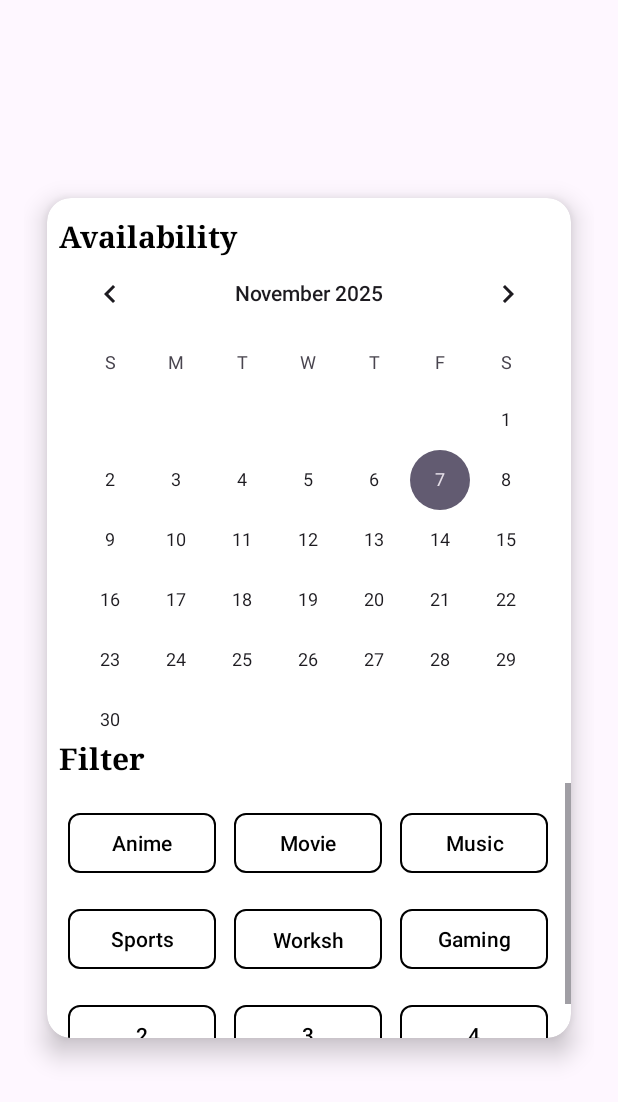
After one commit to CMPUT301F25stable/stable-core, an Android app: the FilterActivity screen opened directly, with no data from a screen before it, on a phone screen of 412 x 824 dp. The commit adds this screen. Shown: the top 1102 px of the screen. Run offline under Robolectric (Android 15) with nearby library versions, the phone set to English and light mode, and no system bars; our stand-ins replace FlexboxLayout.

Commit message:
halfway through implementing filter

```diff
--- a/code/app/build.gradle.kts
+++ b/code/app/build.gradle.kts
@@ -62,4 +62,5 @@ dependencies {
     androidTestImplementation("androidx.test.espresso:espresso-core:3.5.1")
     androidTestImplementation("androidx.test.espresso:espresso-intents:3.5.1")
     androidTestImplementation("androidx.test:runner:1.5.2")
+    implementation("com.google.android.flexbox:flexbox:3.0.0")
 }
--- a/code/app/src/main/AndroidManifest.xml
+++ b/code/app/src/main/AndroidManifest.xml
@@ -40,6 +40,9 @@
         <activity android:name=".view.EventJoinAndLeave"
             android:exported="false" />
         <activity
+            android:name=".view.FilterActivity"
+            android:exported="false" />
+        <activity
             android:name=".view.SplashScreen"
             android:exported="true">
             <intent-filter>
--- a/code/app/src/main/java/com/example/eventlottery/view/EventJoinAndLeave.java
+++ b/code/app/src/main/java/com/example/eventlottery/view/EventJoinAndLeave.java
@@ -42,7 +42,6 @@ public class EventJoinAndLeave extends AppCompatActivity {
         setContentView(R.layout.event_join_leave_page);
 
         ImageView image = findViewById(R.id.imageView);
-        ImageView background = findViewById(R.id.backgroundImage);
         TextView title = findViewById(R.id.eventTitle);
         TextView subtitle = findViewById(R.id.eventSubtitle);
         TextView desc = findViewById(R.id.eventDescription);
@@ -87,7 +86,6 @@ public class EventJoinAndLeave extends AppCompatActivity {
         getWaitListSize(eventId, details);
 
         Glide.with(this).load(imageURL).placeholder(R.drawable.placeholder).into(image);
-        Glide.with(this).load(imageURL).placeholder(R.drawable.placeholder).into(background);
 
         homeButton.setOnClickListener(v -> startActivity(new Intent(this, MainActivity.class)));
 
--- /dev/null
+++ b/code/app/src/main/java/com/example/eventlottery/view/FilterActivity.java
@@ -0,0 +1,90 @@
+package com.example.eventlottery.view;
+
+import android.content.res.ColorStateList;
+import android.os.Bundle;
+import androidx.appcompat.app.AppCompatActivity;
+import androidx.core.content.ContextCompat;
+import com.example.eventlottery.R;
+import com.google.android.flexbox.FlexboxLayout;
+import com.google.android.material.button.MaterialButton;
+import java.util.Arrays;
+import java.util.List;
+
+public class FilterActivity extends AppCompatActivity {
+
+    @Override
+    protected void onCreate(Bundle savedInstanceState) {
+        super.onCreate(savedInstanceState);
+        setContentView(R.layout.fragment_event_filter);
+
+        FlexboxLayout filterContainer = findViewById(R.id.filterContainer);
+
+        List<String> tags = Arrays.asList("Anime", "Movie", "Music", "Sports", "Workshop", "Gaming", "2", "3", "4", "5", "6");
+
+        filterContainer.post(() -> {
+
+            final int numberOfColumns = 3;
+            int buttonSideMargin = dp(6);
+            int containerHorizontalPadding = filterContainer.getPaddingLeft() + filterContainer.getPaddingRight();
+            int totalButtonMargins = buttonSideMargin * 2 * numberOfColumns;
+            int totalContainerWidth = filterContainer.getWidth();
+            int buttonWidth = (totalContainerWidth - containerHorizontalPadding - totalButtonMargins) / numberOfColumns;
+
+            for (String tag : tags) {
+                MaterialButton button = new MaterialButton(this);
+                button.setText(tag);
+                button.setAllCaps(false);
+
+                button.setTextColor(ContextCompat.getColor(this, R.color.black ));
+
+                button.setBackgroundTintList(ColorStateList.valueOf(
+                        ContextCompat.getColor(this, R.color.white)
+                ));
+                button.setStrokeColor(ColorStateList.valueOf(
+                        ContextCompat.getColor(this, R.color.black)
+                ));
+                button.setStrokeWidth(2);
+                button.setCornerRadius(12);
+
+
+                button.setMinWidth(0);
+                button.setMinimumWidth(0);
+                button.setMaxLines(1);
+
+                FlexboxLayout.LayoutParams layoutParams = new FlexboxLayout.LayoutParams(
+                        buttonWidth,
+                        FlexboxLayout.LayoutParams.WRAP_CONTENT
+                );
+
+                layoutParams.setMargins(
+                        buttonSideMargin,
+                        dp(8),
+                        buttonSideMargin,
+                        dp(8)
+                );
+
+                button.setLayoutParams(layoutParams);
+
+                button.setOnClickListener(v -> {
+                    boolean sel = !button.isSelected();
+                    button.setSelected(sel);
+                    if (sel) {
+                        button.setBackgroundTintList(ColorStateList.valueOf(
+                                ContextCompat.getColor(this, R.color.Grey)
+                        ));
+                    } else {
+                        button.setBackgroundTintList(ColorStateList.valueOf(
+                                ContextCompat.getColor(this, R.color.white)
+                        ));
+                    }
+                });
+
+                filterContainer.addView(button);
+            }
+        });
+    }
+
+    private int dp(int v) {
+        return Math.round(getResources().getDisplayMetrics().density * v);
+    }
+}
--- /dev/null
+++ b/code/app/src/main/res/drawable/filter_outline.xml
@@ -0,0 +1,5 @@
+<vector xmlns:android="http://schemas.android.com/apk/res/android" android:height="36dp" android:viewportHeight="24" android:viewportWidth="24" android:width="36dp">
+
+    <path android:fillColor="#FF000000" android:pathData="M15,19.88C15.04,20.18 14.94,20.5 14.71,20.71C14.32,21.1 13.69,21.1 13.3,20.71L9.29,16.7C9.06,16.47 8.96,16.16 9,15.87V10.75L4.21,4.62C3.87,4.19 3.95,3.56 4.38,3.22C4.57,3.08 4.78,3 5,3V3H19V3C19.22,3 19.43,3.08 19.62,3.22C20.05,3.56 20.13,4.19 19.79,4.62L15,10.75V19.88M7.04,5L11,10.06V15.58L13,17.58V10.05L16.96,5H7.04Z"/>
+
+</vector>
--- /dev/null
+++ b/code/app/src/main/res/layout/fragment_event_filter.xml
@@ -0,0 +1,75 @@
+<?xml version="1.0" encoding="utf-8"?>
+<androidx.constraintlayout.widget.ConstraintLayout xmlns:android="http://schemas.android.com/apk/res/android"
+    xmlns:app="http://schemas.android.com/apk/res-auto"
+    android:layout_width="match_parent"
+    android:layout_height="match_parent">
+
+    <LinearLayout
+        android:layout_width="match_parent"
+        android:layout_height="match_parent"
+        android:orientation="vertical"
+        android:gravity="center"
+        android:padding="16dp">
+
+        <androidx.cardview.widget.CardView
+            android:layout_width="match_parent"
+            android:layout_height="600dp"
+            app:cardCornerRadius="16dp"
+            app:cardElevation="10dp"
+            app:cardUseCompatPadding="true"
+            app:cardPreventCornerOverlap="true"
+            android:background="@android:color/white">
+
+            <TextView
+                android:id="@+id/Availability"
+                android:layout_width="wrap_content"
+                android:layout_height="wrap_content"
+                android:layout_marginTop="12dp"
+                android:text="Availability"
+                android:textSize="20sp"
+                android:textStyle="bold"
+                android:textColor="@color/black"
+                android:layout_marginLeft="8dp"
+                android:fontFamily="times"/>
+
+            <CalendarView
+                android:id="@+id/calendarView"
+                android:layout_width="match_parent"
+                android:layout_height="wrap_content"
+                android:layout_marginTop="30dp"
+                android:firstDayOfWeek="1"
+                android:showWeekNumber="false"/>
+
+            <TextView
+                android:id="@+id/Filter"
+                android:layout_width="wrap_content"
+                android:layout_height="wrap_content"
+                android:layout_marginTop="360dp"
+                android:text="Filter"
+                android:textSize="20sp"
+                android:textStyle="bold"
+                android:textColor="@color/black"
+                android:layout_marginLeft="8dp"
+                android:fontFamily="times"/>
+
+            <ScrollView
+                android:layout_width="match_parent"
+                android:layout_height="200dp"
+                android:layout_marginTop="390dp">
+
+                <com.google.android.flexbox.FlexboxLayout
+                    android:id="@+id/filterContainer"
+                    android:layout_width="match_parent"
+                    android:layout_height="wrap_content"
+                    android:padding="8dp"
+                    app:flexWrap="wrap"
+                    app:justifyContent="flex_start"
+                    app:alignItems="stretch" />
+
+
+
+            </ScrollView>
+
+        </androidx.cardview.widget.CardView>
+    </LinearLayout>
+</androidx.constraintlayout.widget.ConstraintLayout>
```
Also changed, not shown: code/app/src/main/java/com/example/eventlottery/events/Event.java (+9 -2 lines), code/app/src/main/java/com/example/eventlottery/users/User.java (+2 -16 lines), code/app/src/main/java/com/example/eventlottery/view/MainActivity.java (+55 -50 lines), code/app/src/main/res/drawable/outlined_button.xml (added, +17 -0 lines), code/app/src/main/res/layout/activity_main.xml (+33 -10 lines), code/app/src/main/res/layout/event_join_leave_page.xml (+18 -15 lines), code/app/src/main/res/values/colors.xml (+7 -0 lines).
